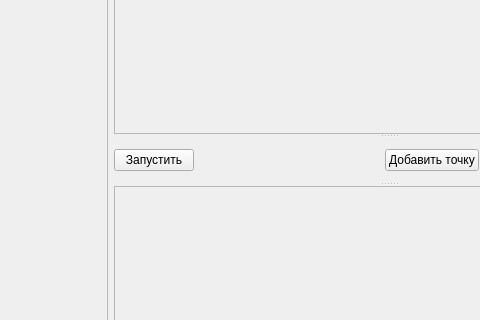
daapavlov/AuomaticStep, file mainwindow.ui: the form before one commit; both pictures show x 857 to 1337 and y 196 to 516 of the 1530 by 769 pixel window.
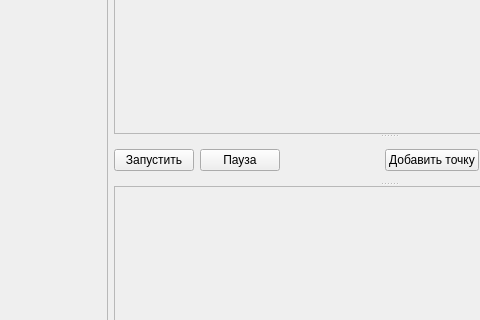
The form after the commit.

```diff
--- a/mainwindow.ui
+++ b/mainwindow.ui
@@ -215,6 +215,13 @@
              </property>
             </widget>
            </item>
+           <item>
+            <widget class="QPushButton" name="pushButton_pause">
+             <property name="text">
+              <string>Пауза</string>
+             </property>
+            </widget>
+           </item>
            <item>
             <spacer name="horizontalSpacer">
              <property name="orientation">
```
Left out of the diff: 8 changed lines with no effect on the pictures.
